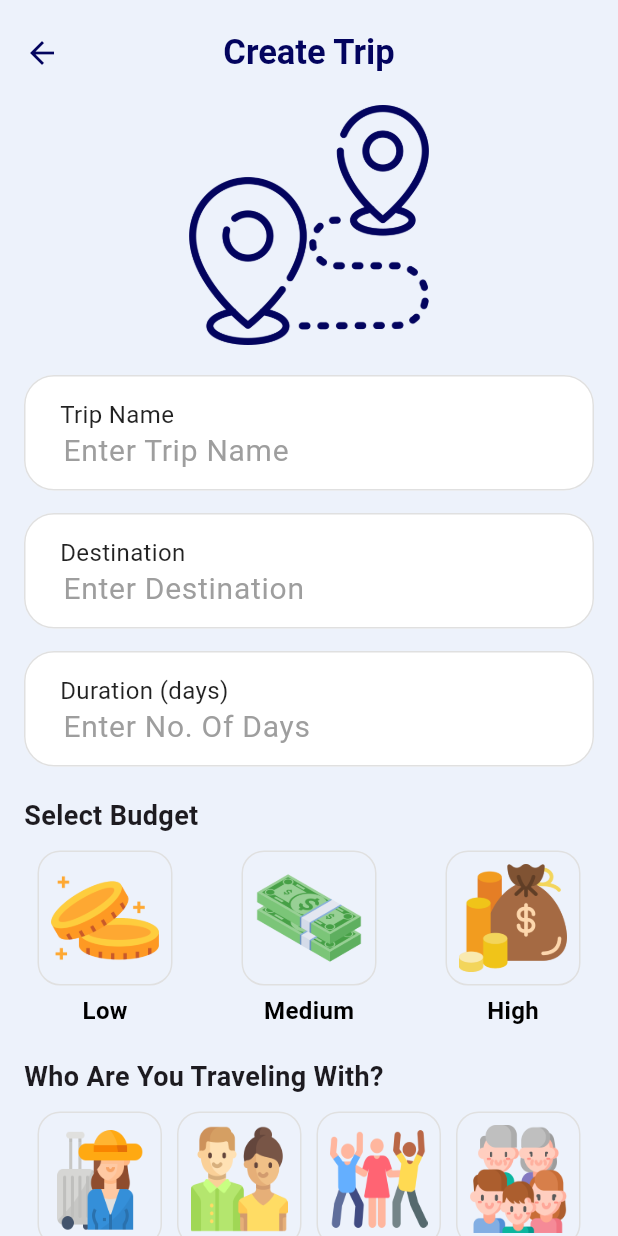
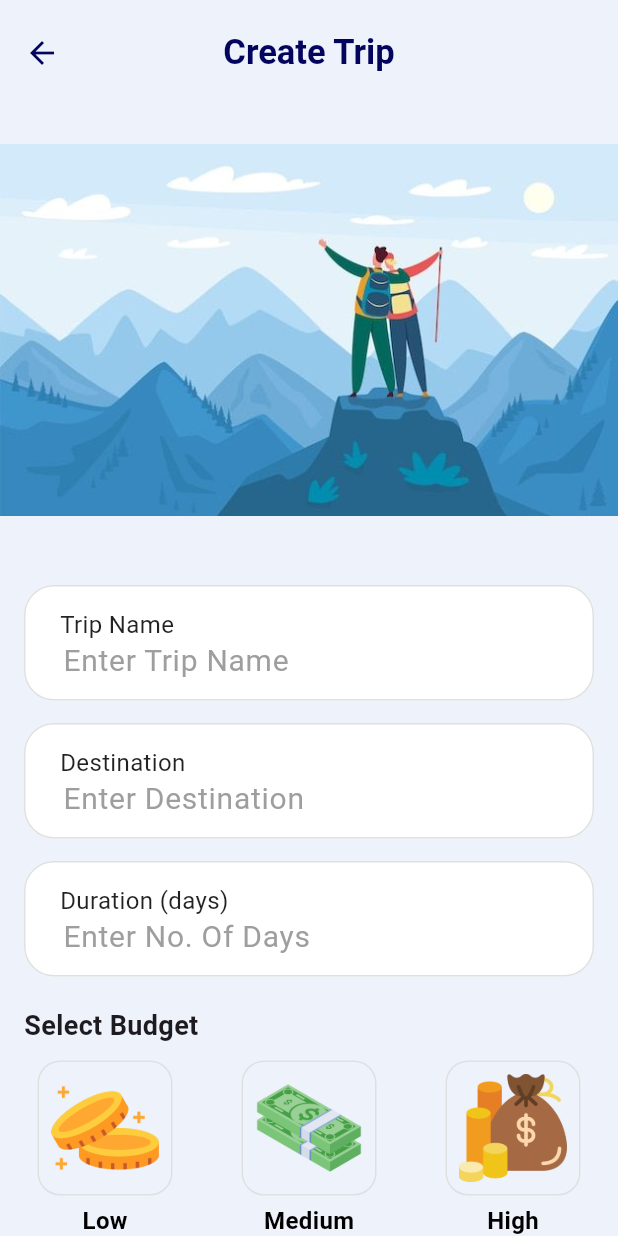
Before and after one commit to abhidnya04/TripMate, a Flutter app: the CreateTrip screen opened by its route, on a phone screen of 412 x 824 dp. Run offline on Flutter 3.47's test engine with Material 3 defaults, Android fonts, the phone set to English and light mode, and no system bars; our stand-ins replace app_links, google_fonts, google_generative_ai, image_picker, open_file, supabase_flutter; missing offline and left inert: google_mlkit_translation; accounts and stored records are empty.

Commit message:
new create

```diff
--- a/lib/models/saved.dart
+++ b/lib/models/saved.dart
@@ -4,6 +4,7 @@ class SavedModel {
   final String name;
   final Color boxColor;
   final String imagePath;
+
 
   SavedModel({
     required this.name,
@@ -17,6 +18,7 @@ class SavedModel {
         name: 'Delhi',
         imagePath: 'assets/d1.jpg',
         boxColor: Colors.white,
+
       ),
       SavedModel(
         name: 'Shimla',
--- a/lib/pages/create_trip.dart
+++ b/lib/pages/create_trip.dart
@@ -139,10 +139,10 @@ class _CreateTripState extends State<CreateTrip> {
                   children: [
                     // Image Section
                     SizedBox(
-                      height: 160,
+                      height: 300,
                       width: double.infinity,
                       child: Image.asset(
-                        'assets/dest.png',
+                        'assets/create2.png',
                         fit: BoxFit.contain,
                       ),
                     ),
--- a/pubspec.yaml
+++ b/pubspec.yaml
@@ -80,6 +80,8 @@ flutter:
     - assets/navbar/trips.png
     - assets/d1.jpg
     - assets/kol.jpg
+    - assets/create.jpg
+    - assets/create2.png
     - assets/shm_f.png
     - assets/wand.png
     - assets/goa.jpg
@@ -88,6 +90,7 @@ flutter:
     - assets/kyoto.jpg
     - assets/bali.jpg
     - assets/couple.png
+    - assets/boat.png
     - assets/icons/coin.png
     - assets/money.png
     - assets/bag.png
```
Also changed, not shown: assets/boat.png (added), assets/create.jpg (added), assets/create2.png (added), 4 other files.
